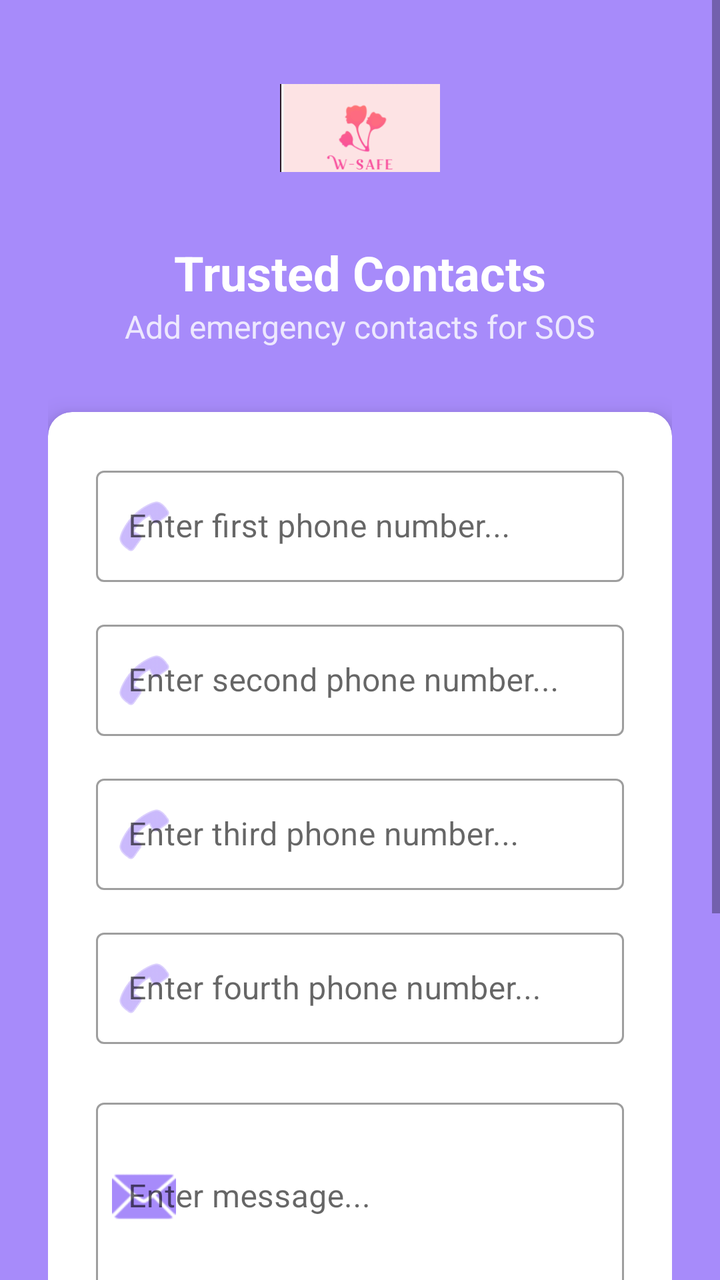
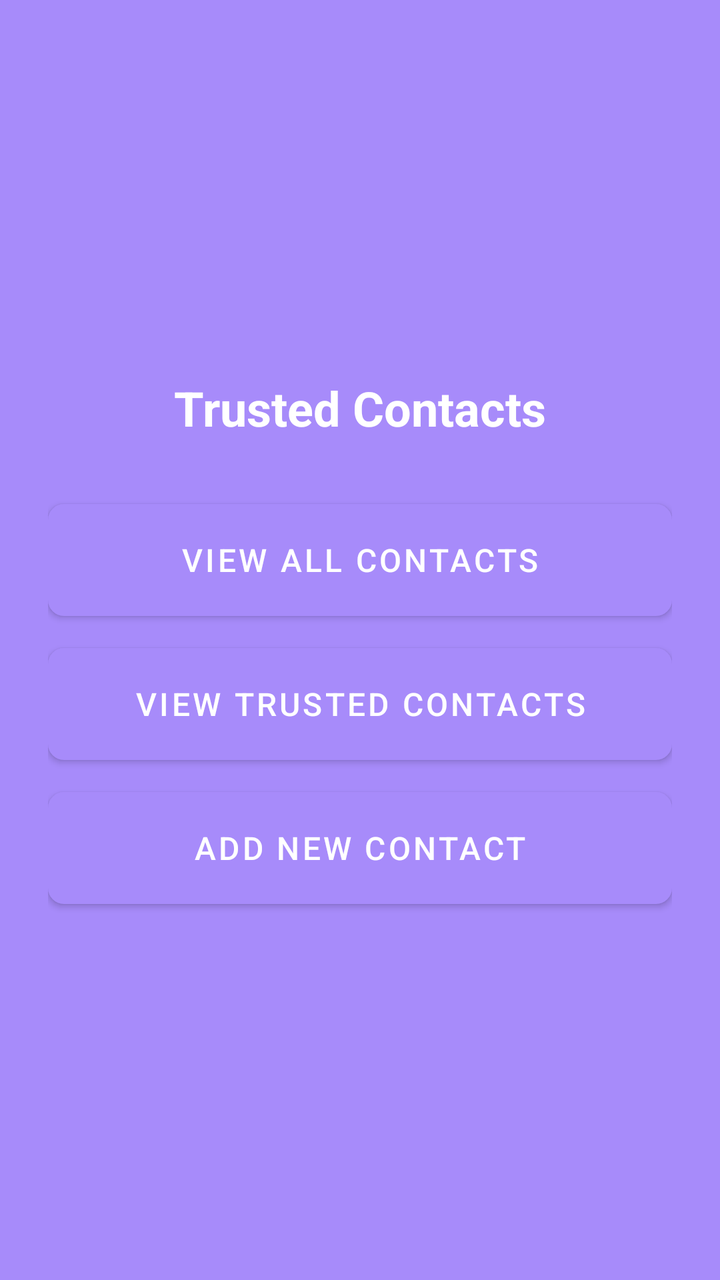

Before-and-after screenshots of an Android layout around one commit, followed by the original layout XML and the change that was made.
<!-- AndroidManifest.xml: activity theme AppTheme.NoActionBar -->
<!-- res/layout/activity_trusted_contacts.xml -->
<?xml version="1.0" encoding="utf-8"?>
<ScrollView xmlns:android="http://schemas.android.com/apk/res/android"
    xmlns:app="http://schemas.android.com/apk/res-auto"
    android:layout_width="match_parent"
    android:layout_height="match_parent"
    android:fillViewport="true"
    android:background="@color/colorPrimary">

    <LinearLayout
        android:layout_width="match_parent"
        android:layout_height="wrap_content"
        android:orientation="vertical"
        android:padding="24dp">

        
        <LinearLayout
            android:layout_width="match_parent"
            android:layout_height="wrap_content"
            android:orientation="vertical"
            android:gravity="center"
            android:layout_marginBottom="32dp">

            <ImageView
                android:layout_width="80dp"
                android:layout_height="80dp"
                android:src="@mipmap/ic_launcher"
                android:layout_marginBottom="16dp"
                android:contentDescription="App Logo" />

            <TextView
                android:layout_width="wrap_content"
                android:layout_height="wrap_content"
                android:text="Trusted Contacts"
                android:textSize="24sp"
                android:textStyle="bold"
                android:textColor="@android:color/white" />

            <TextView
                android:layout_width="wrap_content"
                android:layout_height="wrap_content"
                android:text="Add emergency contacts for SOS"
                android:textSize="16sp"
                android:textColor="@android:color/white"
                android:alpha="0.8" />

        </LinearLayout>

        
        <com.google.android.material.card.MaterialCardView
            android:layout_width="match_parent"
            android:layout_height="wrap_content"
            android:layout_marginBottom="16dp"
            app:cardCornerRadius="12dp"
            app:cardElevation="8dp"
            app:cardBackgroundColor="@android:color/white">

            <LinearLayout
                android:layout_width="match_parent"
                android:layout_height="wrap_content"
                android:orientation="vertical"
                android:padding="24dp">

                
                <com.google.android.material.textfield.TextInputLayout
                    android:id="@+id/contact1Layout"
                    android:layout_width="match_parent"
                    android:layout_height="wrap_content"
                    android:layout_marginBottom="16dp"
                    android:hint="Enter first phone number..."
                    app:startIconDrawable="@android:drawable/ic_menu_call"
                    app:startIconTint="@color/colorPrimary"
                    style="@style/Widget.MaterialComponents.TextInputLayout.OutlinedBox">

                    <com.google.android.material.textfield.TextInputEditText
                        android:id="@+id/etContact1"
                        android:layout_width="match_parent"
                        android:layout_height="wrap_content"
                        android:inputType="phone"
                        android:maxLines="1" />

                </com.google.android.material.textfield.TextInputLayout>

                
                <com.google.android.material.textfield.TextInputLayout
                    android:id="@+id/contact2Layout"
                    android:layout_width="match_parent"
                    android:layout_height="wrap_content"
                    android:layout_marginBottom="16dp"
                    android:hint="Enter second phone number..."
                    app:startIconDrawable="@android:drawable/ic_menu_call"
                    app:startIconTint="@color/colorPrimary"
                    style="@style/Widget.MaterialComponents.TextInputLayout.OutlinedBox">

                    <com.google.android.material.textfield.TextInputEditText
                        android:id="@+id/etContact2"
                        android:layout_width="match_parent"
                        android:layout_height="wrap_content"
                        android:inputType="phone"
                        android:maxLines="1" />

                </com.google.android.material.textfield.TextInputLayout>

                
                <com.google.android.material.textfield.TextInputLayout
                    android:id="@+id/contact3Layout"
                    android:layout_width="match_parent"
                    android:layout_height="wrap_content"
                    android:layout_marginBottom="16dp"
                    android:hint="Enter third phone number..."
                    app:startIconDrawable="@android:drawable/ic_menu_call"
                    app:startIconTint="@color/colorPrimary"
                    style="@style/Widget.MaterialComponents.TextInputLayout.OutlinedBox">

                    <com.google.android.material.textfield.TextInputEditText
                        android:id="@+id/etContact3"
                        android:layout_width="match_parent"
                        android:layout_height="wrap_content"
                        android:inputType="phone"
                        android:maxLines="1" />

                </com.google.android.material.textfield.TextInputLayout>

                
                <com.google.android.material.textfield.TextInputLayout
                    android:id="@+id/contact4Layout"
                    android:layout_width="match_parent"
                    android:layout_height="wrap_content"
                    android:layout_marginBottom="24dp"
                    android:hint="Enter fourth phone number..."
                    app:startIconDrawable="@android:drawable/ic_menu_call"
                    app:startIconTint="@color/colorPrimary"
                    style="@style/Widget.MaterialComponents.TextInputLayout.OutlinedBox">

                    <com.google.android.material.textfield.TextInputEditText
                        android:id="@+id/etContact4"
                        android:layout_width="match_parent"
                        android:layout_height="wrap_content"
                        android:inputType="phone"
                        android:maxLines="1" />

                </com.google.android.material.textfield.TextInputLayout>

                
                <com.google.android.material.textfield.TextInputLayout
                    android:id="@+id/messageLayout"
                    android:layout_width="match_parent"
                    android:layout_height="wrap_content"
                    android:layout_marginBottom="24dp"
                    android:hint="Enter message..."
                    app:startIconDrawable="@android:drawable/ic_dialog_email"
                    app:startIconTint="@color/colorPrimary"
                    style="@style/Widget.MaterialComponents.TextInputLayout.OutlinedBox">

                    <com.google.android.material.textfield.TextInputEditText
                        android:id="@+id/etMessage"
                        android:layout_width="match_parent"
                        android:layout_height="wrap_content"
                        android:inputType="textMultiLine"
                        android:minLines="3"
                        android:maxLines="5" />

                </com.google.android.material.textfield.TextInputLayout>

                
                <LinearLayout
                    android:layout_width="match_parent"
                    android:layout_height="wrap_content"
                    android:orientation="horizontal"
                    android:gravity="center">

                    <com.google.android.material.button.MaterialButton
                        android:id="@+id/btnSave"
                        android:layout_width="0dp"
                        android:layout_height="56dp"
                        android:layout_weight="1"
                        android:layout_marginEnd="8dp"
                        android:text="SAVE"
                        android:textSize="16sp"
                        android:textStyle="bold"
                        app:cornerRadius="8dp"
                        android:backgroundTint="@color/colorPrimary"
                        android:textColor="@android:color/white" />

                    <com.google.android.material.button.MaterialButton
                        android:id="@+id/btnTryIt"
                        android:layout_width="0dp"
                        android:layout_height="56dp"
                        android:layout_weight="1"
                        android:layout_marginStart="8dp"
                        android:text="TRY IT"
                        android:textSize="16sp"
                        android:textStyle="bold"
                        app:cornerRadius="8dp"
                        android:backgroundTint="#E74C3C"
                        android:textColor="@android:color/white" />

                </LinearLayout>

            </LinearLayout>

        </com.google.android.material.card.MaterialCardView>

        
        <com.google.android.material.card.MaterialCardView
            android:layout_width="match_parent"
            android:layout_height="wrap_content"
            app:cardCornerRadius="8dp"
            app:cardElevation="4dp"
            app:cardBackgroundColor="#E8F4FD">

            <LinearLayout
                android:layout_width="match_parent"
                android:layout_height="wrap_content"
                android:orientation="vertical"
                android:padding="16dp">

                <TextView
                    android:layout_width="wrap_content"
                    android:layout_height="wrap_content"
                    android:text="How it works:"
                    android:textStyle="bold"
                    android:textSize="14sp"
                    android:textColor="@color/colorPrimary"
                    android:layout_marginBottom="8dp" />

                <TextView
                    android:layout_width="wrap_content"
                    android:layout_height="wrap_content"
                    android:text="• Add trusted phone numbers"
                    android:textSize="12sp"
                    android:textColor="#666666" />

                <TextView
                    android:layout_width="wrap_content"
                    android:layout_height="wrap_content"
                    android:text="• Customize emergency message"
                    android:textSize="12sp"
                    android:textColor="#666666" />

                <TextView
                    android:layout_width="wrap_content"
                    android:layout_height="wrap_content"
                    android:text="• Press SOS to send to all contacts"
                    android:textSize="12sp"
                    android:textColor="#666666" />

            </LinearLayout>

        </com.google.android.material.card.MaterialCardView>

    </LinearLayout>

</ScrollView>
<!-- resources referenced by this layout -->
<resources>
  <color name="colorPrimary">#A78BFA</color>
  <!-- mipmap ic_launcher: png bitmap (mipmap-anydpi-v26, 7238 bytes) -->
  <style name="AppTheme.NoActionBar">
          <item name="windowActionBar">false</item>
          <item name="windowNoTitle">true</item>
      </style>
</resources>

<!-- the commit's change to res/layout/activity_trusted_contacts.xml (unified diff, before → after) -->
@@ -1,253 +1,50 @@
 <?xml version="1.0" encoding="utf-8"?>
-<ScrollView xmlns:android="http://schemas.android.com/apk/res/android"
-    xmlns:app="http://schemas.android.com/apk/res-auto"
+<LinearLayout xmlns:android="http://schemas.android.com/apk/res/android"
     android:layout_width="match_parent"
     android:layout_height="match_parent"
-    android:fillViewport="true"
+    android:orientation="vertical"
+    android:gravity="center"
+    android:padding="24dp"
     android:background="@color/colorPrimary">
 
-    <LinearLayout
-        android:layout_width="match_parent"
-        android:layout_height="wrap_content"
-        android:orientation="vertical"
-        android:padding="24dp">
-
         
-        <LinearLayout
-            android:layout_width="match_parent"
-            android:layout_height="wrap_content"
-            android:orientation="vertical"
-            android:gravity="center"
-            android:layout_marginBottom="32dp">
-
-            <ImageView
-                android:layout_width="80dp"
-                android:layout_height="80dp"
-                android:src="@mipmap/ic_launcher"
-                android:layout_marginBottom="16dp"
-                android:contentDescription="App Logo" />
-
             <TextView
                 android:layout_width="wrap_content"
                 android:layout_height="wrap_content"
-                android:text="Trusted Contacts"
+        android:text="Trusted Contacts"
                 android:textSize="24sp"
                 android:textStyle="bold"
-                android:textColor="@android:color/white" />
+                android:textColor="@android:color/white"
+        android:layout_marginBottom="32dp" />
 
-            <TextView
-                android:layout_width="wrap_content"
-                android:layout_height="wrap_content"
-                android:text="Add emergency contacts for SOS"
-                android:textSize="16sp"
-                android:textColor="@android:color/white"
-                android:alpha="0.8" />
-
-        </LinearLayout>
-
-        
-        <com.google.android.material.card.MaterialCardView
-            android:layout_width="match_parent"
-            android:layout_height="wrap_content"
-            android:layout_marginBottom="16dp"
-            app:cardCornerRadius="12dp"
-            app:cardElevation="8dp"
-            app:cardBackgroundColor="@android:color/white">
-
-            <LinearLayout
-                android:layout_width="match_parent"
-                android:layout_height="wrap_content"
-                android:orientation="vertical"
-                android:padding="24dp">
-
-                
-                <com.google.android.material.textfield.TextInputLayout
-                    android:id="@+id/contact1Layout"
+    
+    <Button
+        android:id="@+id/btnViewContacts"
                     android:layout_width="match_parent"
-                    android:layout_height="wrap_content"
-                    android:layout_marginBottom="16dp"
-                    android:hint="Enter first phone number..."
-                    app:startIconDrawable="@android:drawable/ic_menu_call"
-                    app:startIconTint="@color/colorPrimary"
-                    style="@style/Widget.MaterialComponents.TextInputLayout.OutlinedBox">
-
-                    <com.google.android.material.textfield.TextInputEditText
-                        android:id="@+id/etContact1"
-                        android:layout_width="match_parent"
-                        android:layout_height="wrap_content"
-                        android:inputType="phone"
-                        android:maxLines="1" />
-
-                </com.google.android.material.textfield.TextInputLayout>
-
-                
-                <com.google.android.material.textfield.TextInputLayout
-                    android:id="@+id/contact2Layout"
-                    android:layout_width="match_parent"
-                    android:layout_height="wrap_content"
-                    android:layout_marginBottom="16dp"
-                    android:hint="Enter second phone number..."
-                    app:startIconDrawable="@android:drawable/ic_menu_call"
-                    app:startIconTint="@color/colorPrimary"
-                    style="@style/Widget.MaterialComponents.TextInputLayout.OutlinedBox">
-
-                    <com.google.android.material.textfield.TextInputEditText
-                        android:id="@+id/etContact2"
-                        android:layout_width="match_parent"
-                        android:layout_height="wrap_content"
-                        android:inputType="phone"
-                        android:maxLines="1" />
-
-                </com.google.android.material.textfield.TextInputLayout>
-
-                
-                <com.google.android.material.textfield.TextInputLayout
-                    android:id="@+id/contact3Layout"
-                    android:layout_width="match_parent"
-                    android:layout_height="wrap_content"
-                    android:layout_marginBottom="16dp"
-                    android:hint="Enter third phone number..."
-                    app:startIconDrawable="@android:drawable/ic_menu_call"
-                    app:startIconTint="@color/colorPrimary"
-                    style="@style/Widget.MaterialComponents.TextInputLayout.OutlinedBox">
-
-                    <com.google.android.material.textfield.TextInputEditText
-                        android:id="@+id/etContact3"
-                        android:layout_width="match_parent"
-                        android:layout_height="wrap_content"
-                        android:inputType="phone"
-                        android:maxLines="1" />
-
-                </com.google.android.material.textfield.TextInputLayout>
-
-                
-                <com.google.android.material.textfield.TextInputLayout
-                    android:id="@+id/contact4Layout"
-                    android:layout_width="match_parent"
-                    android:layout_height="wrap_content"
-                    android:layout_marginBottom="24dp"
-                    android:hint="Enter fourth phone number..."
-                    app:startIconDrawable="@android:drawable/ic_menu_call"
-                    app:startIconTint="@color/colorPrimary"
-                    style="@style/Widget.MaterialComponents.TextInputLayout.OutlinedBox">
-
-                    <com.google.android.material.textfield.TextInputEditText
-                        android:id="@+id/etContact4"
-                        android:layout_width="match_parent"
-                        android:layout_height="wrap_content"
-                        android:inputType="phone"
-                        android:maxLines="1" />
-
-                </com.google.android.material.textfield.TextInputLayout>
-
-                
-                <com.google.android.material.textfield.TextInputLayout
-                    android:id="@+id/messageLayout"
-                    android:layout_width="match_parent"
-                    android:layout_height="wrap_content"
-                    android:layout_marginBottom="24dp"
-                    android:hint="Enter message..."
-                    app:startIconDrawable="@android:drawable/ic_dialog_email"
-                    app:startIconTint="@color/colorPrimary"
-                    style="@style/Widget.MaterialComponents.TextInputLayout.OutlinedBox">
-
-                    <com.google.android.material.textfield.TextInputEditText
-                        android:id="@+id/etMessage"
-                        android:layout_width="match_parent"
-                        android:layout_height="wrap_content"
-                        android:inputType="textMultiLine"
-                        android:minLines="3"
-                        android:maxLines="5" />
-
-                </com.google.android.material.textfield.TextInputLayout>
-
-                
-                <LinearLayout
-                    android:layout_width="match_parent"
-                    android:layout_height="wrap_content"
-                    android:orientation="horizontal"
-                    android:gravity="center">
-
-                    <com.google.android.material.button.MaterialButton
-                        android:id="@+id/btnSave"
-                        android:layout_width="0dp"
                         android:layout_height="56dp"
-                        android:layout_weight="1"
-                        android:layout_marginEnd="8dp"
-                        android:text="SAVE"
+        android:text="View All Contacts"
                         android:textSize="16sp"
-                        android:textStyle="bold"
-                        app:cornerRadius="8dp"
-                        android:backgroundTint="@color/colorPrimary"
+        android:layout_marginBottom="16dp"
+        android:background="@drawable/button_background"
                         android:textColor="@android:color/white" />
 
-                    <com.google.android.material.button.MaterialButton
-                        android:id="@+id/btnTryIt"
-                        android:layout_width="0dp"
+    <Button
+        android:id="@+id/btnViewTrustedContacts"
+        android:layout_width="match_parent"
+        android:layout_height="56dp"
+        android:text="View Trusted Contacts"
+                        android:textSize="16sp"
+        android:layout_marginBottom="16dp"
+        android:background="@drawable/button_background"
+                        android:textColor="@android:color/white" />
+
+    <Button
+        android:id="@+id/btnAddContact"
+        android:layout_width="match_parent"
                         android:layout_height="56dp"
-                        android:layout_weight="1"
-                        android:layout_marginStart="8dp"
-                        android:text="TRY IT"
+        android:text="Add New Contact"
                         android:textSize="16sp"
-                        android:textStyle="bold"
-                        app:cornerRadius="8dp"
-                        android:backgroundTint="#E74C3C"
+        android:background="@drawable/button_background"
                         android:textColor="@android:color/white" />
 
                 </LinearLayout>
-
-            </LinearLayout>
-
-        </com.google.android.material.card.MaterialCardView>
-
-        
-        <com.google.android.material.card.MaterialCardView
-            android:layout_width="match_parent"
-            android:layout_height="wrap_content"
-            app:cardCornerRadius="8dp"
-            app:cardElevation="4dp"
-            app:cardBackgroundColor="#E8F4FD">
-
-            <LinearLayout
-                android:layout_width="match_parent"
-                android:layout_height="wrap_content"
-                android:orientation="vertical"
-                android:padding="16dp">
-
-                <TextView
-                    android:layout_width="wrap_content"
-                    android:layout_height="wrap_content"
-                    android:text="How it works:"
-                    android:textStyle="bold"
-                    android:textSize="14sp"
-                    android:textColor="@color/colorPrimary"
-                    android:layout_marginBottom="8dp" />
-
-                <TextView
-                    android:layout_width="wrap_content"
-                    android:layout_height="wrap_content"
-                    android:text="• Add trusted phone numbers"
-                    android:textSize="12sp"
-                    android:textColor="#666666" />
-
-                <TextView
-                    android:layout_width="wrap_content"
-                    android:layout_height="wrap_content"
-                    android:text="• Customize emergency message"
-                    android:textSize="12sp"
-                    android:textColor="#666666" />
-
-                <TextView
-                    android:layout_width="wrap_content"
-                    android:layout_height="wrap_content"
-                    android:text="• Press SOS to send to all contacts"
-                    android:textSize="12sp"
-                    android:textColor="#666666" />
-
-            </LinearLayout>
-
-        </com.google.android.material.card.MaterialCardView>
-
-    </LinearLayout>
-
-</ScrollView>
<!-- resource entries referenced after the edit -->
@@ -1,7 +1,18 @@
 <!-- resources referenced by this layout -->
 <resources>
   <color name="colorPrimary">#A78BFA</color>
-  <!-- mipmap ic_launcher: png bitmap (mipmap-anydpi-v26, 7238 bytes) -->
+  <!-- drawable button_background (drawable) -->
+  <?xml version="1.0" encoding="utf-8"?>
+  <shape xmlns:android="http://schemas.android.com/apk/res/android"
+      android:shape="rectangle">
+      <solid android:color="#FF1493" />
+      <corners android:radius="8dp" />
+      <padding
+          android:left="16dp"
+          android:right="16dp"
+          android:top="12dp"
+          android:bottom="12dp" />
+  </shape>
   <style name="AppTheme.NoActionBar">
           <item name="windowActionBar">false</item>
           <item name="windowNoTitle">true</item>
